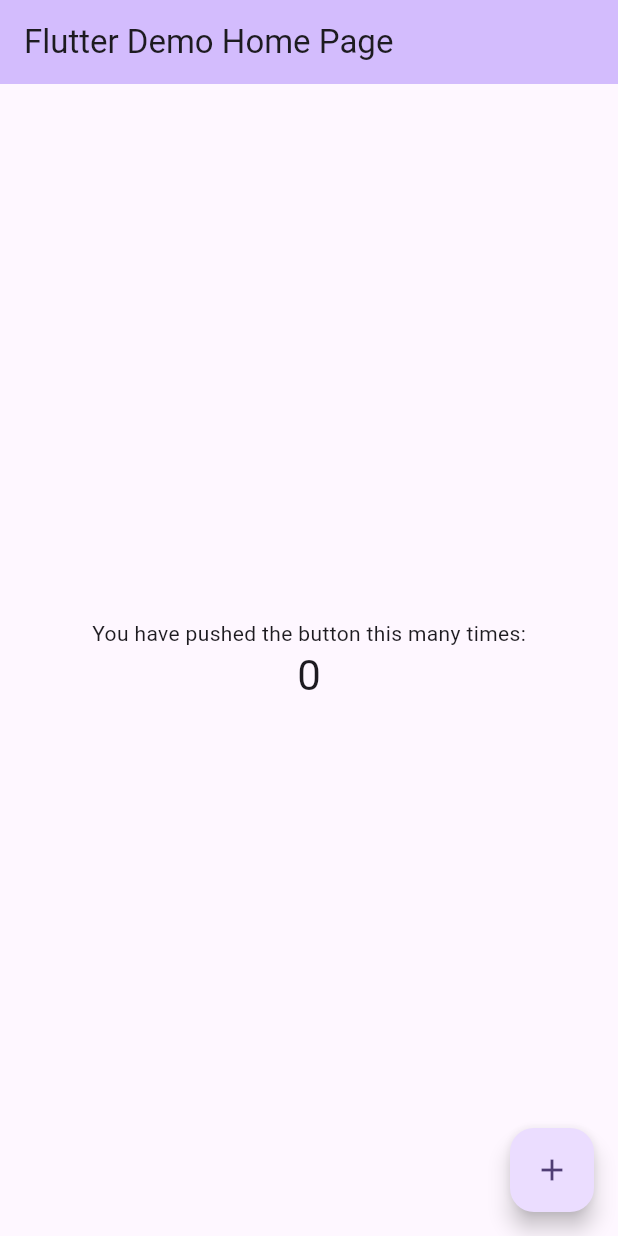
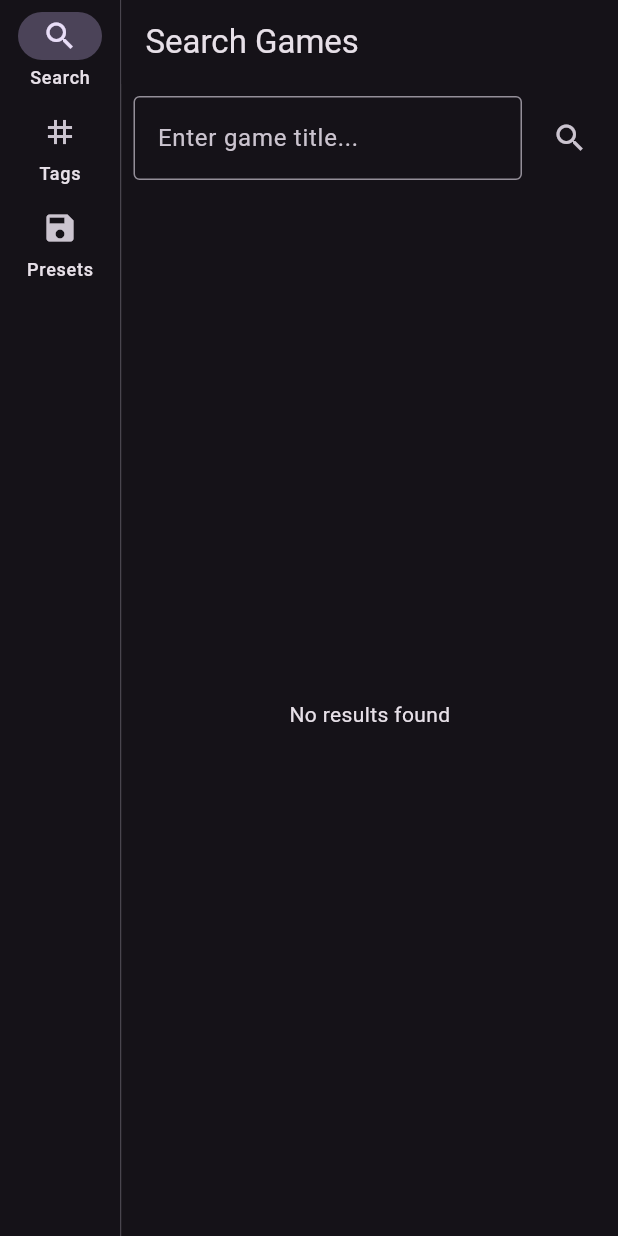
Before and after one commit to IsmailAlamKhan/game-searcher, a Flutter app: the screen it shows after launch, on a phone screen of 412 x 824 dp. Run offline on Flutter 3.47's test engine with Material 3 defaults, Android fonts, the phone set to English and light mode, and no system bars; our stand-ins replace dio, flutter_hooks, flutter_riverpod, freezed_annotation, hooks_riverpod, infinite_scroll_pagination and 2 more; generated files the repository leaves out were written again.

Commit message:
Add initial GameSearch app with search and tags
Introduces the main app structure using Riverpod, with models for GameRecord and Tag, API service integration, and screens for searching games and browsing tags. Implements providers for search and tags, async widgets, and infinite scroll for tags. Removes the default Flutter counter example and adds a logger for network requests.

```diff
--- a/app/lib/main.dart
+++ b/app/lib/main.dart
@@ -1,122 +1,26 @@
 import 'package:flutter/material.dart';
+import 'package:flutter_riverpod/flutter_riverpod.dart';
+import 'screens/home_screen.dart';
 
 void main() {
-  runApp(const MyApp());
+  runApp(const ProviderScope(child: GameSearchApp()));
 }
 
-class MyApp extends StatelessWidget {
-  const MyApp({super.key});
+class GameSearchApp extends StatelessWidget {
+  const GameSearchApp({super.key});
 
-  // This widget is the root of your application.
   @override
   Widget build(BuildContext context) {
     return MaterialApp(
-      title: 'Flutter Demo',
+      title: 'GameSearch Studio',
       theme: ThemeData(
-        // This is the theme of your application.
-        //
-        // TRY THIS: Try running your application with "flutter run". You'll see
-        // the application has a purple toolbar. Then, without quitting the app,
-        // try changing the seedColor in the colorScheme below to Colors.green
-        // and then invoke "hot reload" (save your changes or press the "hot
-        // reload" button in a Flutter-supported IDE, or press "r" if you used
-        // the command line to start the app).
-        //
-        // Notice that the counter didn't reset back to zero; the application
-        // state is not lost during the reload. To reset the state, use hot
-        // restart instead.
-        //
-        // This works for code too, not just values: Most code changes can be
-        // tested with just a hot reload.
-        colorScheme: .fromSeed(seedColor: Colors.deepPurple),
+        colorScheme: ColorScheme.fromSeed(
+          seedColor: Colors.deepPurple,
+          brightness: Brightness.dark,
+        ),
+        useMaterial3: true,
       ),
-      home: const MyHomePage(title: 'Flutter Demo Home Page'),
+      home: const HomeScreen(),
     );
   }
 }
-
-class MyHomePage extends StatefulWidget {
-  const MyHomePage({super.key, required this.title});
-
-  // This widget is the home page of your application. It is stateful, meaning
-  // that it has a State object (defined below) that contains fields that affect
-  // how it looks.
-
-  // This class is the configuration for the state. It holds the values (in this
-  // case the title) provided by the parent (in this case the App widget) and
-  // used by the build method of the State. Fields in a Widget subclass are
-  // always marked "final".
-
-  final String title;
-
-  @override
-  State<MyHomePage> createState() => _MyHomePageState();
-}
-
-class _MyHomePageState extends State<MyHomePage> {
-  int _counter = 0;
-
-  void _incrementCounter() {
-    setState(() {
-      // This call to setState tells the Flutter framework that something has
-      // changed in this State, which causes it to rerun the build method below
-      // so that the display can reflect the updated values. If we changed
-      // _counter without calling setState(), then the build method would not be
-      // called again, and so nothing would appear to happen.
-      _counter++;
-    });
-  }
-
-  @override
-  Widget build(BuildContext context) {
-    // This method is rerun every time setState is called, for instance as done
-    // by the _incrementCounter method above.
-    //
-    // The Flutter framework has been optimized to make rerunning build methods
-    // fast, so that you can just rebuild anything that needs updating rather
-    // than having to individually change instances of widgets.
-    return Scaffold(
-      appBar: AppBar(
-        // TRY THIS: Try changing the color here to a specific color (to
-        // Colors.amber, perhaps?) and trigger a hot reload to see the AppBar
-        // change color while the other colors stay the same.
-        backgroundColor: Theme.of(context).colorScheme.inversePrimary,
-        // Here we take the value from the MyHomePage object that was created by
-        // the App.build method, and use it to set our appbar title.
-        title: Text(widget.title),
-      ),
-      body: Center(
-        // Center is a layout widget. It takes a single child and positions it
-        // in the middle of the parent.
-        child: Column(
-          // Column is also a layout widget. It takes a list of children and
-          // arranges them vertically. By default, it sizes itself to fit its
-          // children horizontally, and tries to be as tall as its parent.
-          //
-          // Column has various properties to control how it sizes itself and
-          // how it positions its children. Here we use mainAxisAlignment to
-          // center the children vertically; the main axis here is the vertical
-          // axis because Columns are vertical (the cross axis would be
-          // horizontal).
-          //
-          // TRY THIS: Invoke "debug painting" (choose the "Toggle Debug Paint"
-          // action in the IDE, or press "p" in the console), to see the
-          // wireframe for each widget.
-          mainAxisAlignment: .center,
-          children: [
-            const Text('You have pushed the button this many times:'),
-            Text(
-              '$_counter',
-              style: Theme.of(context).textTheme.headlineMedium,
-            ),
-          ],
-        ),
-      ),
-      floatingActionButton: FloatingActionButton(
-        onPressed: _incrementCounter,
-        tooltip: 'Increment',
-        child: const Icon(Icons.add),
-      ),
-    );
-  }
-}
--- /dev/null
+++ b/app/lib/providers/search_provider.dart
@@ -0,0 +1,21 @@
+import 'package:riverpod_annotation/riverpod_annotation.dart';
+import '../models/game_record.dart';
+import '../services/api_service.dart';
+
+part 'search_provider.g.dart';
+
+@riverpod
+class SearchController extends _$SearchController {
+  @override
+  FutureOr<List<GameRecord>> build() {
+    return [];
+  }
+
+  Future<void> search(String query) async {
+    if (query.isEmpty) return;
+    state = const AsyncValue.loading();
+    state = await AsyncValue.guard(
+      () => ref.read(apiServiceProvider).search(query),
+    );
+  }
+}
--- /dev/null
+++ b/app/lib/screens/home_screen.dart
@@ -0,0 +1,63 @@
+import 'package:flutter/material.dart';
+import 'package:flutter_riverpod/flutter_riverpod.dart';
+import 'search_screen.dart';
+import 'tags_screen.dart';
+
+class HomeScreen extends ConsumerStatefulWidget {
+  const HomeScreen({super.key});
+
+  @override
+  ConsumerState<HomeScreen> createState() => _HomeScreenState();
+}
+
+class _HomeScreenState extends ConsumerState<HomeScreen> {
+  int _selectedIndex = 0;
+
+  @override
+  Widget build(BuildContext context) {
+    return Scaffold(
+      body: Row(
+        children: [
+          NavigationRail(
+            selectedIndex: _selectedIndex,
+            onDestinationSelected: (int index) {
+              setState(() {
+                _selectedIndex = index;
+              });
+            },
+            labelType: NavigationRailLabelType.all,
+            destinations: const <NavigationRailDestination>[
+              NavigationRailDestination(
+                icon: Icon(Icons.search),
+                label: Text('Search'),
+              ),
+              NavigationRailDestination(
+                icon: Icon(Icons.tag),
+                label: Text('Tags'),
+              ),
+              NavigationRailDestination(
+                icon: Icon(Icons.save),
+                label: Text('Presets'),
+              ),
+            ],
+          ),
+          const VerticalDivider(thickness: 1, width: 1),
+          Expanded(child: _buildScreen(_selectedIndex)),
+        ],
+      ),
+    );
+  }
+
+  Widget _buildScreen(int index) {
+    switch (index) {
+      case 0:
+        return const SearchScreen();
+      case 1:
+        return const TagsScreen();
+      case 2:
+        return const Center(child: Text("Presets (Coming Soon)"));
+      default:
+        return const Center(child: Text("Unknown"));
+    }
+  }
+}
--- /dev/null
+++ b/app/lib/screens/search_screen.dart
@@ -0,0 +1,82 @@
+import 'package:flutter/material.dart';
+import 'package:flutter_hooks/flutter_hooks.dart';
+import 'package:hooks_riverpod/hooks_riverpod.dart';
+import '../providers/search_provider.dart';
+import '../widgets/async_value_widget.dart';
+
+class SearchScreen extends HookConsumerWidget {
+  const SearchScreen({super.key});
+
+  @override
+  Widget build(BuildContext context, WidgetRef ref) {
+    final searchController = useTextEditingController();
+    final searchState = ref.watch(searchControllerProvider);
+
+    return Scaffold(
+      appBar: AppBar(title: const Text("Search Games")),
+      body: Column(
+        children: [
+          Padding(
+            padding: const EdgeInsets.all(8.0),
+            child: Row(
+              children: [
+                Expanded(
+                  child: TextField(
+                    controller: searchController,
+                    decoration: const InputDecoration(
+                      hintText: "Enter game title...",
+                      border: OutlineInputBorder(),
+                    ),
+                    onSubmitted: (value) => ref
+                        .read(searchControllerProvider.notifier)
+                        .search(value),
+                  ),
+                ),
+                const SizedBox(width: 8),
+                IconButton(
+                  onPressed: () => ref
+                      .read(searchControllerProvider.notifier)
+                      .search(searchController.text),
+                  icon: const Icon(Icons.search),
+                ),
+              ],
+            ),
+          ),
+          Expanded(
+            child: AsyncValueWidget(
+              value: searchState,
+              onRetry: () => ref
+                  .read(searchControllerProvider.notifier)
+                  .search(searchController.text),
+              data: (games) => games.isEmpty
+                  ? const Center(child: Text("No results found"))
+                  : ListView.builder(
+                      itemCount: games.length,
+                      itemBuilder: (context, index) {
+                        final game = games[index];
+                        return ListTile(
+                          leading: game.imageUrl != null
+                              ? Image.network(
+                                  game.imageUrl!,
+                                  width: 50,
+                                  height: 50,
+                                  fit: BoxFit.cover,
+                                )
+                              : const Icon(Icons.videogame_asset),
+                          title: Text(game.title),
+                          subtitle: Text(
+                            "${game.releaseDate ?? 'Unknown'} • ${game.platforms.take(3).join(', ')}",
+                          ),
+                          trailing: game.score != null
+                              ? Text(game.score.toString())
+                              : null,
+                        );
+                      },
+                    ),
+            ),
+          ),
+        ],
+      ),
+    );
+  }
+}
--- /dev/null
+++ b/app/lib/widgets/async_value_widget.dart
@@ -0,0 +1,56 @@
+import 'package:flutter/material.dart';
+import 'package:flutter_riverpod/flutter_riverpod.dart';
+
+class AsyncValueWidget<T> extends StatelessWidget {
+  final AsyncValue<T> value;
+  final Widget Function(T data) data;
+  final VoidCallback? onRetry;
+  final bool skipLoadingOnReload;
+
+  const AsyncValueWidget({
+    super.key,
+    required this.value,
+    required this.data,
+    this.onRetry,
+    this.skipLoadingOnReload = false,
+  });
+
+  @override
+  Widget build(BuildContext context) {
+    return value.when(
+      data: data,
+      loading: () {
+        if (skipLoadingOnReload && value.hasValue) {
+          return data(value.value as T);
+        }
+        return const Center(child: CircularProgressIndicator());
+      },
+      error: (e, st) => Center(
+        child: Padding(
+          padding: const EdgeInsets.all(16.0),
+          child: Column(
+            mainAxisAlignment: MainAxisAlignment.center,
+            children: [
+              const Icon(Icons.error_outline, color: Colors.red, size: 48),
+              const SizedBox(height: 16),
+              Text(
+                'Something went wrong:\n$e',
+                style: Theme.of(context).textTheme.bodyMedium,
+                textAlign: TextAlign.center,
+              ),
+              if (onRetry != null) ...[
+                const SizedBox(height: 16),
+                FilledButton.icon(
+                  onPressed: onRetry,
+                  icon: const Icon(Icons.refresh),
+                  label: const Text('Retry'),
+                ),
+              ],
+            ],
+          ),
+        ),
+      ),
+      skipLoadingOnReload: skipLoadingOnReload,
+    );
+  }
+}
```
Also changed, not shown: app/lib/models/game_record.dart (added, +22 -0 lines), app/lib/models/tag.dart (added, +17 -0 lines), app/lib/providers/tags_provider.dart (added, +83 -0 lines), app/lib/screens/tags_screen.dart (added, +117 -0 lines), app/lib/services/api_service.dart (added, +68 -0 lines), app/lib/services/logger_interceptor.dart (added, +44 -0 lines), app/pubspec.yaml (+17 -0 lines), app/lib/models/game_record.freezed.dart (added), app/lib/models/game_record.g.dart (added), app/lib/models/tag.freezed.dart (added), app/lib/models/tag.g.dart (added), app/lib/providers/search_provider.g.dart (added), app/lib/providers/tags_provider.g.dart (added), app/lib/services/api_service.g.dart (added), 1 more files, 7 other files.
